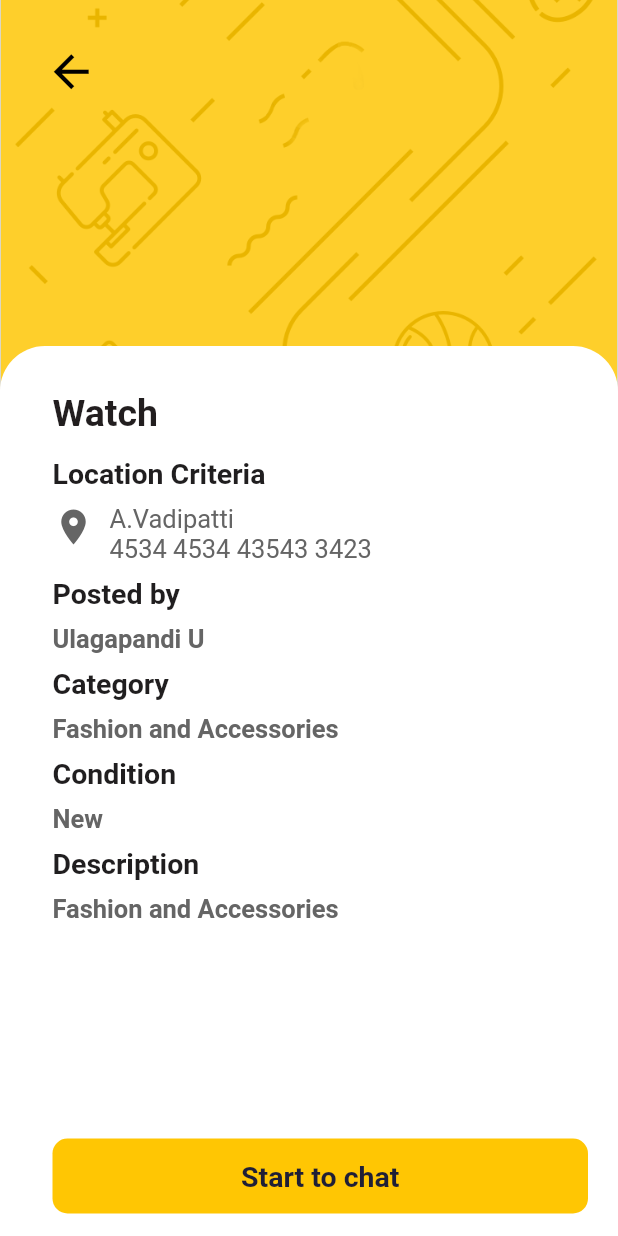
After one commit to Ellora-Systems/K-Change-Notification, a Flutter app: the screen it shows after launch, after a tap on the "arrow back" icon, on a phone screen of 412 x 824 dp. The commit adds this screen. Run offline on Flutter 3.47's test engine with Material 2 defaults, Android fonts, the light colour scheme and no system bars.

Commit message:
Item Profile UI created

```diff
--- /dev/null
+++ b/lib/cart.dart
@@ -0,0 +1,217 @@
+import 'package:flutter/material.dart';
+import 'package:flutter/cupertino.dart';
+
+class CartMain extends StatelessWidget {
+  @override
+  Widget build(BuildContext context) {
+    return MaterialApp(
+      debugShowCheckedModeBanner: false,
+      home: Scaffold(
+        body: Cart(),
+      ),
+    );
+  }
+}
+
+class Cart extends StatefulWidget {
+  @override
+  _CartState createState() => _CartState();
+}
+
+class _CartState extends State<Cart> {
+  @override
+  Widget build(BuildContext context) {
+    return Stack(
+      children: <Widget>[
+        Container(
+          width: MediaQuery.of(context).size.width,
+          height: MediaQuery.of(context).size.height * 0.35,
+          child: Image.asset(
+            'assets/notification_top_bar.png',
+            fit: BoxFit.fitWidth,
+          ),
+        ),
+        Align(
+          alignment: Alignment.topLeft,
+          child: Padding(
+            padding: EdgeInsets.all(30),
+            child: Icon(
+              Icons.arrow_back,
+              color: Colors.black,
+              size: 35,
+            ),
+          ),
+        ),
+        Container(
+          width: MediaQuery.of(context).size.width,
+          height: MediaQuery.of(context).size.height * 0.72,
+          margin:
+              EdgeInsets.only(top: MediaQuery.of(context).size.height * 0.28),
+          decoration: BoxDecoration(
+              color: Colors.white,
+              borderRadius: BorderRadius.only(
+                  topLeft: Radius.circular(30), topRight: Radius.circular(30))),
+          child: Container(
+              alignment: Alignment.topLeft,
+              padding: EdgeInsets.only(top: 30, left: 35, right: 20),
+              child: Column(
+                mainAxisSize: MainAxisSize.max,
+                children: <Widget>[
+                  Container(
+                    alignment: Alignment.topLeft,
+                    child: Text(
+                      "Watch",
+                      maxLines: 1,
+                      textAlign: TextAlign.left,
+                      style: TextStyle(
+                          color: Color(0xFF221e1f),
+                          fontSize: 25,
+                          fontWeight: FontWeight.w600),
+                    ),
+                  ),
+                  Container(
+                    alignment: Alignment.topLeft,
+                    margin: EdgeInsets.only(top: 15),
+                    child: Text(
+                      "Location Criteria",
+                      textAlign: TextAlign.left,
+                      style: TextStyle(
+                          color: Color(0xFF201e1f),
+                          fontSize: 19,
+                          fontWeight: FontWeight.w600),
+                    ),
+                  ),
+                  Row(
+                    mainAxisSize: MainAxisSize.min,
+                    children: <Widget>[
+                      Icon(
+                        Icons.location_on,
+                        size: 28,
+                        color: Color(0xFF656565),
+                      ),
+                      Expanded(
+                        child: Container(
+                            margin: EdgeInsets.only(top: 9, left: 10),
+                            child: Text("A.Vadipatti \n4534 4534 43543 3423",
+                                style: TextStyle(
+                                    color: Color(0xFF656565),
+                                    fontSize: 17,
+                                    fontWeight: FontWeight.w400),
+                                maxLines: 2,
+                                overflow: TextOverflow.ellipsis)),
+                      )
+                    ],
+                  ),
+                  Container(
+                    margin: EdgeInsets.only(top: 9),
+                    alignment: Alignment.topLeft,
+                    child: Text(
+                      "Posted by  ",
+                      style: TextStyle(
+                          color: Color(0xFF201e1f),
+                          fontSize: 19,
+                          fontWeight: FontWeight.w600),
+                    ),
+                  ),
+                  Container(
+                    margin: EdgeInsets.only(top: 9),
+                    alignment: Alignment.topLeft,
+                    child: Text(
+                      "Ulagapandi U",
+                      style: TextStyle(
+                          color: Color(0xFF656565),
+                          fontSize: 17,
+                          fontWeight: FontWeight.w600),
+                    ),
+                  ),
+                  Container(
+                    margin: EdgeInsets.only(top: 9),
+                    alignment: Alignment.topLeft,
+                    child: Text(
+                      "Category",
+                      style: TextStyle(
+                          color: Color(0xFF201e1f),
+                          fontSize: 19,
+                          fontWeight: FontWeight.w600),
+                    ),
+                  ),
+                  Container(
+                    margin: EdgeInsets.only(top: 9),
+                    alignment: Alignment.topLeft,
+                    child: Text(
+                      "Fashion and Accessories",
+                      style: TextStyle(
+                          color: Color(0xFF656565),
+                          fontSize: 17,
+                          fontWeight: FontWeight.w600),
+                    ),
+                  ),
+                  Container(
+                    margin: EdgeInsets.only(top: 9),
+                    alignment: Alignment.topLeft,
+                    child: Text(
+                      "Condition",
+                      style: TextStyle(
+                          color: Color(0xFF201e1f),
+                          fontSize: 19,
+                          fontWeight: FontWeight.w600),
+                    ),
+                  ),
+                  Container(
+                    margin: EdgeInsets.only(top: 9),
+                    alignment: Alignment.topLeft,
+                    child: Text(
+                      "New",
+                      style: TextStyle(
+                          color: Color(0xFF656565),
+                          fontSize: 17,
+                          fontWeight: FontWeight.w600),
+                    ),
+                  ),
+                  Container(
+                    margin: EdgeInsets.only(top: 9),
+                    alignment: Alignment.topLeft,
+                    child: Text(
+                      "Description",
+                      style: TextStyle(
+                          color: Color(0xFF201e1f),
+                          fontSize: 19,
+                          fontWeight: FontWeight.w600),
+                    ),
+                  ),
+                  Expanded(
+                      child: Container(
+                    margin: EdgeInsets.only(top: 9),
+                    alignment: Alignment.topLeft,
+                    child: Text(
+                      "Fashion and Accessories",
+                      style: TextStyle(
+                          color: Color(0xFF656565),
+                          fontSize: 17,
+                          fontWeight: FontWeight.w600),
+                    ),
+                  )),
+                  Container(
+                      margin: EdgeInsets.only(bottom: 15),
+                      height: 50,
+                      decoration: BoxDecoration(
+                          borderRadius: BorderRadius.all(Radius.circular(10)),
+                          color: Color(0xFFFFC603)),
+                      width: MediaQuery.of(context).size.width,
+                      alignment: Alignment.bottomCenter,
+                      child: Center(
+                          child: Text(
+                        "Start to chat",
+                        textAlign: TextAlign.center,
+                        style: TextStyle(
+                            color: Color(0xFF1F1F36),
+                            fontSize: 19,
+                            fontWeight: FontWeight.w600),
+                      )))
+                ],
+              )),
+        )
+      ],
+    );
+  }
+}
--- a/lib/main.dart
+++ b/lib/main.dart
@@ -1,5 +1,6 @@
 import 'package:flutter/cupertino.dart';
 import 'package:flutter/material.dart';
+import 'cart.dart';
 
 void main() => runApp(Notifications());
 
@@ -62,6 +63,12 @@ class NotificationState extends State<NotificationPage> {
                       Align(
                         alignment: Alignment.centerLeft,
                         child: InkWell(
+                          onTap: () {
+                            Navigator.push(
+                                context,
+                                MaterialPageRoute(
+                                    builder: (context) => CartMain()));
+                          },
                           splashColor: Colors.grey,
                           child: Container(
                             width: 80,
```
